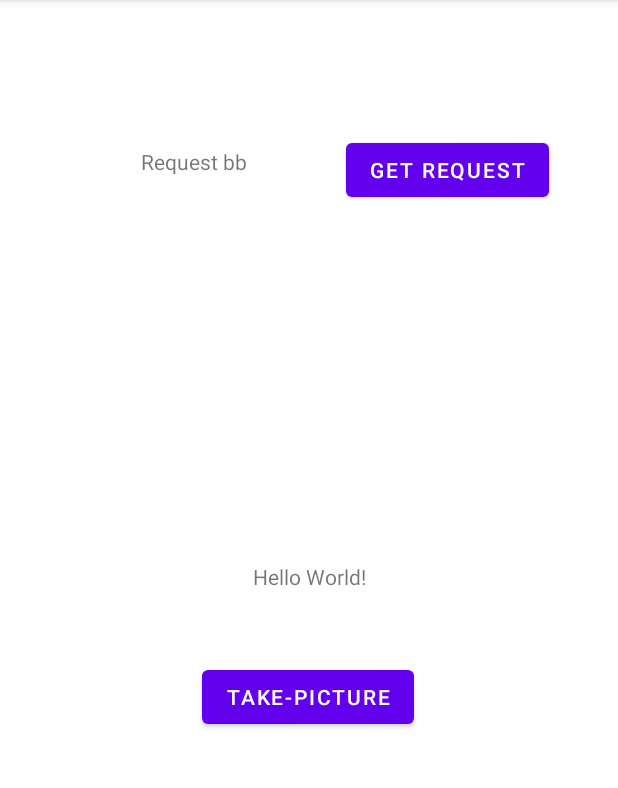
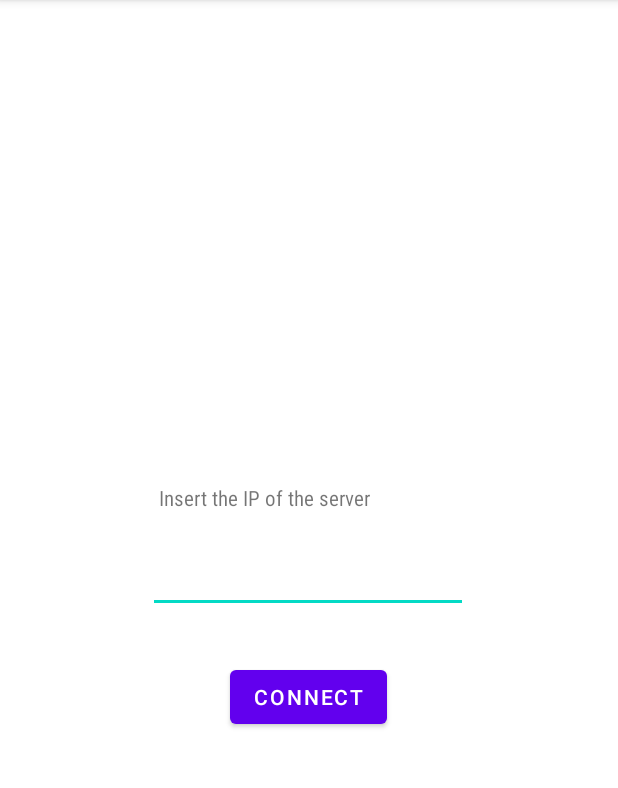
Before and after one commit to Zagreus98/Android_Image_Captioning, an Android app: the screen it shows after launch (MainActivity), on a phone screen of 412 x 824 dp, the part 84-872 px from its top. Run offline under Robolectric (Android 15) with nearby library versions, the phone set to English and light mode, and no system bars.

Commit message:
Cleaning up and other stuff

```diff
--- a/ImageCaption/app/src/main/java/com/example/imagecaption/MainActivity.java
+++ b/ImageCaption/app/src/main/java/com/example/imagecaption/MainActivity.java
@@ -2,91 +2,58 @@ package com.example.imagecaption;
 
 import androidx.appcompat.app.AppCompatActivity;
 
+import android.content.Context;
 import android.content.Intent;
-import android.os.AsyncTask;
+import android.content.SharedPreferences;
 import android.os.Bundle;
 import android.view.View;
 import android.widget.Button;
+import android.widget.EditText;
 import android.widget.TextView;
 
-import org.json.JSONException;
-import org.json.JSONObject;
-
-import java.io.File;
-import java.io.IOException;
-
 public class MainActivity extends AppCompatActivity {
-    Button button;
     private TextView req_str;
     private String BASE_URL = "http://10.0.2.2:5000/upload";
+    private Context MainContext;
+    private EditText edit_url;
+    private String input_text;
+
     @Override
     protected void onCreate(Bundle savedInstanceState) {
         super.onCreate(savedInstanceState);
         setContentView(R.layout.activity_main);
 
-        req_str = (TextView) findViewById(R.id.request_get_textview);
-        Button get_req = (Button) findViewById(R.id.get_req_button);
+        this.MainContext = getApplicationContext();
+//        SharedPreferences sharedPref = context.getSharedPreferences(
+//                getString(R.string.preference_file_key), Context.MODE_PRIVATE);
+        SharedPreferences sharedPref = MainContext.getSharedPreferences("server_url", MODE_PRIVATE);
+        SharedPreferences.Editor editor = sharedPref.edit();
 
-        button = (Button) findViewById(R.id.take_picture_button);
-        button.setOnClickListener(new View.OnClickListener() {
+        SharedPreferences sharedPrefGet = this.getSharedPreferences("server_url", MODE_PRIVATE);
+        String url = sharedPrefGet.getString("url", null);
+        System.out.println(url);
+        if (url != "Server URL") {
+            edit_url = (EditText) this.findViewById(R.id.edit_server_url_input);
+            //url = "http://10.0.2.2:5000";
+            edit_url.setText(url);
+        }
+
+        // Button that goes to the application
+        Button Application_button = (Button) findViewById(R.id.to_application_button);
+        Application_button.setOnClickListener(new View.OnClickListener() {
 
             @Override
             public void onClick(View v) {
                 // TODO Auto-generated method stub
+
+                //editor.putString("url", getString(R.string.server_url));
+                editor.putString("url", String.valueOf(edit_url.getText()));
+                editor.apply();
                 Intent i = new Intent(getApplicationContext(), CameraActivity.class);
                 startActivity(i);
             }
         });
 
-        get_req.setOnClickListener(new View.OnClickListener() {
-            @Override
-            public void onClick(View v) {
-                //requestData(BASE_URL);
-                //new HTTPRequest().execute();
-                new HTTPRequest().execute();
-            }
-        });
     }
 
-    private void requestData(String url) {
-        RequestPackage requestPackage = new RequestPackage();
-        requestPackage.setMethod("GET");
-        requestPackage.setUrl(url);
-        //requestPackage.getParams();
-        System.out.println(requestPackage.getParams());
-        Downloader downloader = new Downloader(); //Instantiation of the Async task
-        //that’s defined below
-
-        downloader.execute(requestPackage);
-    }
-
-    private void uploadImage(String url, File image) throws IOException {
-        ManageRequests upload_File = new ManageRequests();
-        upload_File.upload(url, image);
-    }
-
-    private class Downloader extends AsyncTask<RequestPackage, String, String> {
-        @Override
-        protected String doInBackground(RequestPackage... params) {
-            return HttpManager.getData(params[0]);
-        }
-
-        //The String that is returned in the doInBackground() method is sent to the
-        // onPostExecute() method below. The String should contain JSON data.
-        @Override
-        protected void onPostExecute(String result) {
-            try {
-                //We need to convert the string in result to a JSONObject
-                JSONObject jsonObject = new JSONObject(result);
-
-                System.out.println("It works! 2");
-                String price = jsonObject.getString("ask");
-
-                //Now we can use the value in the mPriceTextView
-
-            } catch (JSONException e) {
-                e.printStackTrace();
-            }
-        }
-    }
 }
--- a/ImageCaption/app/src/main/res/layout/activity_main.xml
+++ b/ImageCaption/app/src/main/res/layout/activity_main.xml
@@ -6,45 +6,49 @@
     android:layout_height="match_parent"
     tools:context=".MainActivity">
 
-    <TextView
+    <Button
+        android:id="@+id/to_application_button"
         android:layout_width="wrap_content"
         android:layout_height="wrap_content"
-        android:text="Hello World!"
-        app:layout_constraintBottom_toBottomOf="parent"
-        app:layout_constraintLeft_toLeftOf="parent"
-        app:layout_constraintRight_toRightOf="parent"
-        app:layout_constraintTop_toTopOf="parent" />
-
-    <Button
-        android:id="@+id/take_picture_button"
-        android:layout_width="wrap_content"
-        android:layout_height="wrap_content"
-        android:text="@string/camera"
+        android:text="@string/to_application_text"
         app:layout_constraintBottom_toBottomOf="parent"
         app:layout_constraintEnd_toEndOf="parent"
         app:layout_constraintHorizontal_bias="0.498"
         app:layout_constraintStart_toStartOf="parent"
         app:layout_constraintTop_toTopOf="parent"
-        app:layout_constraintVertical_bias="0.612" />
+        app:layout_constraintVertical_bias="0.612"
+        tools:ignore="DuplicateSpeakableTextCheck" />
+
+    <EditText
+        android:id="@+id/edit_server_url_input"
+        android:layout_width="wrap_content"
+        android:layout_height="wrap_content"
+        android:ems="10"
+        android:inputType="text"
+        android:labelFor="@id/to_application_button"
+        android:minHeight="48dp"
+        android:text="@string/server_url"
+        app:layout_constraintBottom_toTopOf="@+id/to_application_button"
+        app:layout_constraintEnd_toEndOf="parent"
+        app:layout_constraintHorizontal_bias="0.497"
+        app:layout_constraintStart_toStartOf="parent"
+        app:layout_constraintTop_toTopOf="parent"
+        app:layout_constraintVertical_bias="0.919"
+        tools:ignore="TextFields"
+        android:autofillHints="server_url" />
 
     <TextView
-        android:id="@+id/request_get_textview"
+        android:id="@+id/server_url_textview"
         android:layout_width="wrap_content"
         android:layout_height="wrap_content"
-        android:layout_marginStart="94dp"
-        android:layout_marginTop="98dp"
-        android:text="@string/request_bb"
+        android:fontFamily="sans-serif-condensed"
+        android:text="@string/server_url_textview_text"
+        android:textSize="14sp"
+        app:layout_constraintBottom_toTopOf="@+id/edit_server_url_input"
+        app:layout_constraintEnd_toEndOf="parent"
+        app:layout_constraintHorizontal_bias="0.391"
         app:layout_constraintStart_toStartOf="parent"
-        app:layout_constraintTop_toTopOf="parent" />
-
-    <Button
-        android:id="@+id/get_req_button"
-        android:layout_width="wrap_content"
-        android:layout_height="wrap_content"
-        android:layout_marginTop="89dp"
-        android:layout_marginEnd="46dp"
-        android:text="@string/get_request"
-        app:layout_constraintEnd_toEndOf="parent"
-        app:layout_constraintTop_toTopOf="parent" />
+        app:layout_constraintTop_toTopOf="parent"
+        app:layout_constraintVertical_bias="0.943" />
 
 </androidx.constraintlayout.widget.ConstraintLayout>
--- a/ImageCaption/app/src/main/res/values/strings.xml
+++ b/ImageCaption/app/src/main/res/values/strings.xml
@@ -4,10 +4,17 @@
     <string name="opens_the_camera">Opens the camera</string>
     <string name="take_picture">Take Picture</string>
     <string name="camera">take-picture</string>
+    <string name="to_application_text">Connect</string>
     <string name="request_bb">Request bb</string>
     <string name="get_request">Get Request</string>
     <string name="get_caption">Get Caption</string>
     <string name="get_caption_text">Awaiting caption from server…</string>
     <string name="play">Play</string>
     <string name="open_gallery_text">Open Gallery</string>
+    <string name="server_url_text">Server URL</string>
+    <string name="server_url_textview_text">Insert the IP of the server</string>
+    <string name="server_url">Server URL</string>
+    <string name="preference_file_key">server_details</string>
+    <string name="server_status_text">Server status...</string>
+    <string name="server_status_description">Server status image</string>
 </resources>
```
Also changed, not shown: ImageCaption/app/src/main/java/com/example/imagecaption/CameraActivity.java (+100 -52 lines), ImageCaption/app/src/main/java/com/example/imagecaption/ManageRequests.java (+27 -0 lines), ImageCaption/app/src/main/res/drawable/green_dot.xml (added, +12 -0 lines), ImageCaption/app/src/main/res/drawable/red_dot.xml (added, +12 -0 lines), ImageCaption/app/src/main/res/layout/activity_camera.xml (+35 -3 lines).
